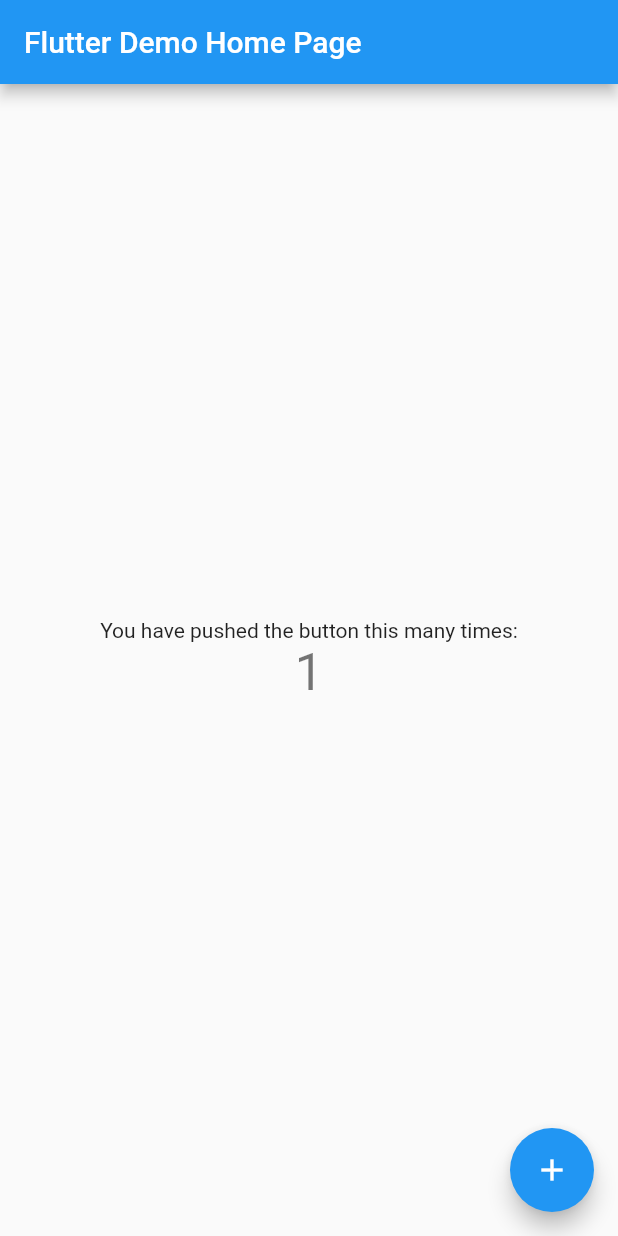
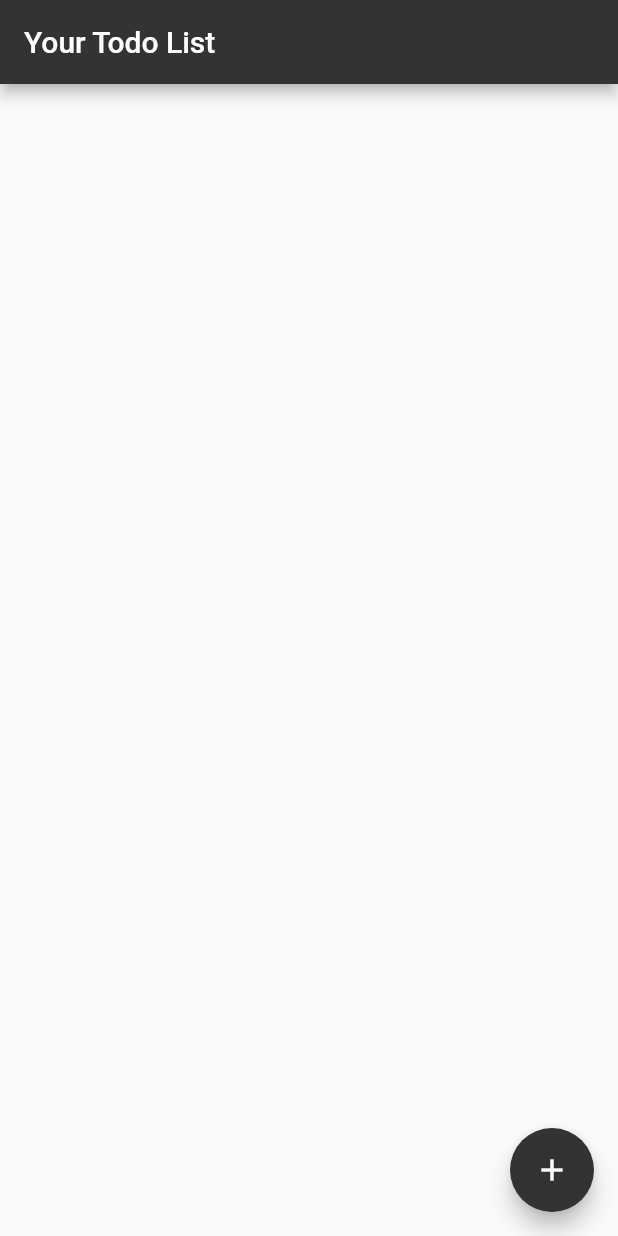
Before and after one commit to PhamLong301/todo_app, a Flutter app: the screen it shows after launch, after a tap on the "add" icon, on a phone screen of 412 x 824 dp. Run offline on Flutter 3.47's test engine with Material 2 defaults, Android fonts, the phone set to English and light mode, and no system bars.

Commit message:
add new package and do it later

```diff
--- a/lib/main.dart
+++ b/lib/main.dart
@@ -1,4 +1,5 @@
 import 'package:flutter/material.dart';
+import 'package:todo_app/screen/home_screen.dart';
 
 void main() {
   runApp(const MyApp());
@@ -11,7 +12,7 @@ class MyApp extends StatelessWidget {
   @override
   Widget build(BuildContext context) {
     return MaterialApp(
-      title: 'Flutter Demo',
+      title: 'Todo List',
       theme: ThemeData(
         // This is the theme of your application.
         //
@@ -24,92 +25,7 @@ class MyApp extends StatelessWidget {
         // is not restarted.
         primarySwatch: Colors.blue,
       ),
-      home: const MyHomePage(title: 'Flutter Demo Home Page'),
+      home: const HomeScreen(),
     );
   }
 }
-
-class MyHomePage extends StatefulWidget {
-  const MyHomePage({super.key, required this.title});
-
-  // This widget is the home page of your application. It is stateful, meaning
-  // that it has a State object (defined below) that contains fields that affect
-  // how it looks.
-
-  // This class is the configuration for the state. It holds the values (in this
-  // case the title) provided by the parent (in this case the App widget) and
-  // used by the build method of the State. Fields in a Widget subclass are
-  // always marked "final".
-
-  final String title;
-
-  @override
-  State<MyHomePage> createState() => _MyHomePageState();
-}
-
-class _MyHomePageState extends State<MyHomePage> {
-  int _counter = 0;
-
-  void _incrementCounter() {
-    setState(() {
-      // This call to setState tells the Flutter framework that something has
-      // changed in this State, which causes it to rerun the build method below
-      // so that the display can reflect the updated values. If we changed
-      // _counter without calling setState(), then the build method would not be
-      // called again, and so nothing would appear to happen.
-      _counter++;
-    });
-  }
-
-  @override
-  Widget build(BuildContext context) {
-    // This method is rerun every time setState is called, for instance as done
-    // by the _incrementCounter method above.
-    //
-    // The Flutter framework has been optimized to make rerunning build methods
-    // fast, so that you can just rebuild anything that needs updating rather
-    // than having to individually change instances of widgets.
-    return Scaffold(
-      appBar: AppBar(
-        // Here we take the value from the MyHomePage object that was created by
-        // the App.build method, and use it to set our appbar title.
-        title: Text(widget.title),
-      ),
-      body: Center(
-        // Center is a layout widget. It takes a single child and positions it
-        // in the middle of the parent.
-        child: Column(
-          // Column is also a layout widget. It takes a list of children and
-          // arranges them vertically. By default, it sizes itself to fit its
-          // children horizontally, and tries to be as tall as its parent.
-          //
-          // Invoke "debug painting" (press "p" in the console, choose the
-          // "Toggle Debug Paint" action from the Flutter Inspector in Android
-          // Studio, or the "Toggle Debug Paint" command in Visual Studio Code)
-          // to see the wireframe for each widget.
-          //
-          // Column has various properties to control how it sizes itself and
-          // how it positions its children. Here we use mainAxisAlignment to
-          // center the children vertically; the main axis here is the vertical
-          // axis because Columns are vertical (the cross axis would be
-          // horizontal).
-          mainAxisAlignment: MainAxisAlignment.center,
-          children: <Widget>[
-            const Text(
-              'You have pushed the button this many times:',
-            ),
-            Text(
-              '$_counter',
-              style: Theme.of(context).textTheme.headline4,
-            ),
-          ],
-        ),
-      ),
-      floatingActionButton: FloatingActionButton(
-        onPressed: _incrementCounter,
-        tooltip: 'Increment',
-        child: const Icon(Icons.add),
-      ), // This trailing comma makes auto-formatting nicer for build methods.
-    );
-  }
-}
--- /dev/null
+++ b/lib/screen/add_todo_screen.dart
@@ -0,0 +1,15 @@
+import 'package:flutter/material.dart';
+
+class  AddTodoScreen extends StatefulWidget {
+  const AddTodoScreen({Key? key}) : super(key: key);
+
+  @override
+  State<AddTodoScreen> createState() => _StateAddTodoScreen();
+}
+
+class _StateAddTodoScreen extends State<AddTodoScreen> {
+  @override
+  Widget build(BuildContext context) {
+    return Container();
+  }
+}
--- /dev/null
+++ b/lib/screen/home_screen.dart
@@ -0,0 +1,29 @@
+import 'package:flutter/material.dart';
+
+class HomeScreen extends StatefulWidget {
+  const HomeScreen({Key? key}) : super(key: key);
+
+  @override
+  State<HomeScreen> createState() => _HomeScreenState();
+}
+
+class _HomeScreenState extends State<HomeScreen> {
+  @override
+  Widget build(BuildContext context) {
+    return Scaffold(
+      appBar: AppBar(
+        title: Text('Your Todo List'),
+        backgroundColor: const Color(0xff333333),
+      ),
+
+      floatingActionButton: FloatingActionButton(
+        onPressed: () {  },
+        child: Icon(
+          Icons.add,
+          color: Colors.white,
+        ),
+        backgroundColor: const Color(0xff333333),
+      ),
+    );
+  }
+}
--- /dev/null
+++ b/lib/widget/todo_list_widget.dart
@@ -0,0 +1,11 @@
+import 'package:flutter/material.dart';
+
+
+class TodoListWidget extends StatelessWidget {
+  const TodoListWidget({Key? key}) : super(key: key);
+
+  @override
+  Widget build(BuildContext context) {
+    return Container();
+  }
+}
--- a/pubspec.yaml
+++ b/pubspec.yaml
@@ -36,6 +36,8 @@ dependencies:
   # The following adds the Cupertino Icons font to your application.
   # Use with the CupertinoIcons class for iOS style icons.
   cupertino_icons: ^1.0.2
+  dio: ^4.0.6
+  provider: ^6.0.3
 
 dev_dependencies:
   flutter_test:
```
Also changed, not shown: lib/models/todo_list_model.dart (added), lib/widget/add_todo_widget.dart (added), pubspec.lock.
